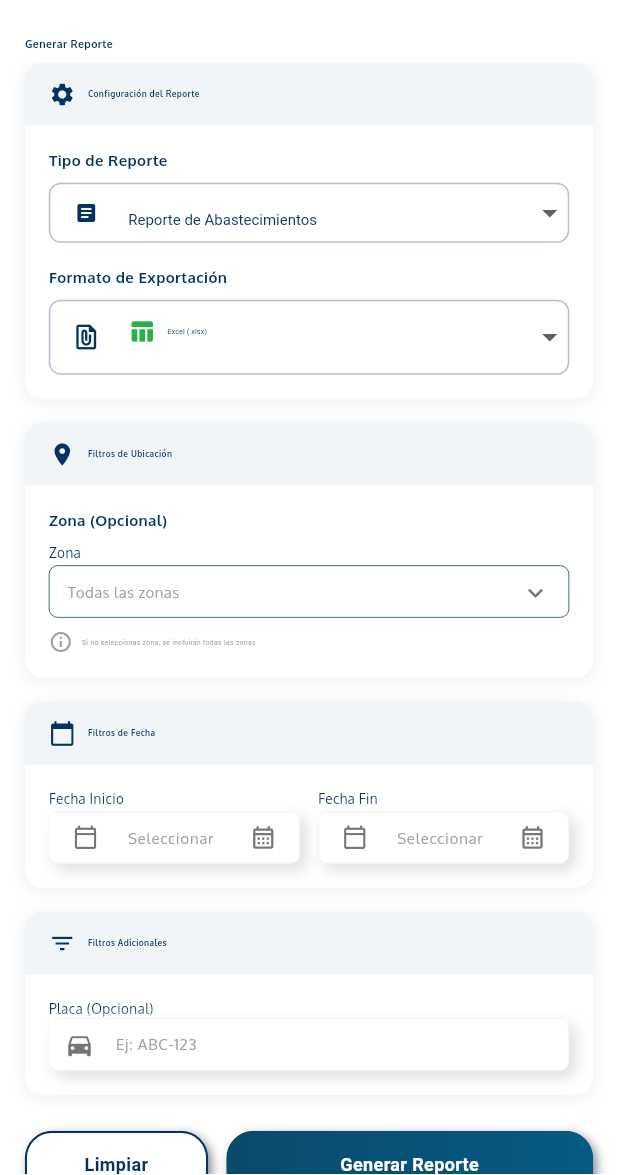
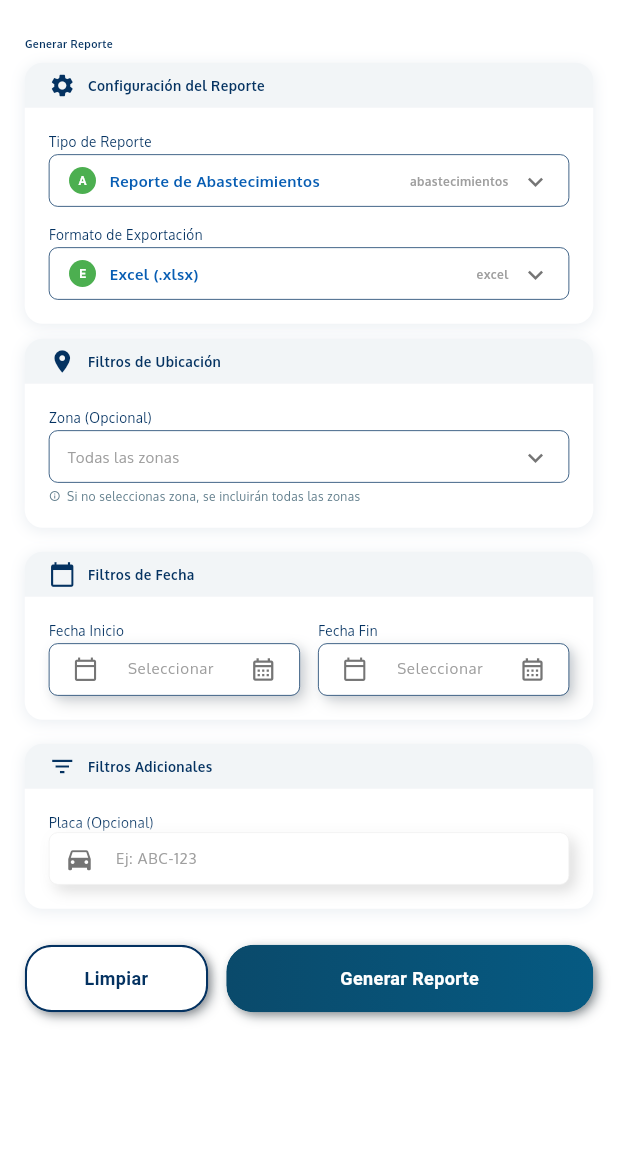
Before and after one commit to Hellares/consumo_combustible, a Flutter app: the ReportesPage screen opened by its route, on a phone screen of 412 x 824 dp, the part 61-1236 px from its top. Run offline on Flutter 3.47's test engine with Material 3 defaults, Android fonts, the phone set to English and light mode, and no system bars; our stand-ins replace dio, equatable, file_picker, flutter_bloc, flutter_phoenix, flutter_secure_storage and 8 more; accounts and stored records are empty; network calls fail.

Commit message:
se mejoro la ui de reporte

```diff
--- /dev/null
+++ b/devtools_options.yaml
@@ -0,0 +1,3 @@
+description: This file stores settings for Dart & Flutter DevTools.
+documentation: https://docs.flutter.dev/tools/devtools/extensions#configure-extension-enablement-states
+extensions:
--- a/lib/core/widgets/custom_dropdown/custom_dropdown2.dart
+++ b/lib/core/widgets/custom_dropdown/custom_dropdown2.dart
@@ -8,6 +8,7 @@ abstract class DropdownItem {
   String get displayText;
   String get code;
   bool get isActive;
+  IconData? get icon => null;
 }
 
 /// Widget de Dropdown personalizado y reutilizable
@@ -297,6 +298,18 @@ class _CustomDropdown2State<T extends DropdownItem> extends State<CustomDropdown
                                             ),
                                             const SizedBox(width: 12),
 
+                                            // Icono del item si existe
+                                            if (item.icon != null) ...[
+                                              Icon(
+                                                item.icon,
+                                                size: 18,
+                                                color: isSelected
+                                                    ? widget.borderColor
+                                                    : Colors.grey[600],
+                                              ),
+                                              const SizedBox(width: 8),
+                                            ],
+
                                             // Texto principal
                                             Expanded(
                                               child: Text(
--- a/lib/core/widgets/custom_dropdown/dropdown_adapters.dart
+++ b/lib/core/widgets/custom_dropdown/dropdown_adapters.dart
@@ -1,8 +1,10 @@
 
+import 'package:flutter/material.dart';
 import 'package:consumo_combustible/core/widgets/custom_dropdown/custom_dropdown2.dart';
 import 'package:consumo_combustible/domain/models/zona.dart';
 import 'package:consumo_combustible/domain/models/sede.dart';
 import 'package:consumo_combustible/domain/models/grifo.dart';
+import 'package:consumo_combustible/domain/models/filtros_reporte.dart';
 
 /// Adapter para Zona
 class ZonaDropdownItem extends DropdownItem {
@@ -41,7 +43,6 @@ class SedeDropdownItem extends DropdownItem {
   @override
   bool get isActive => sede.activo ?? true;
 }
-
 /// Adapter para Grifo
 class GrifoDropdownItem extends DropdownItem {
   final Grifo grifo;
@@ -60,3 +61,82 @@ class GrifoDropdownItem extends DropdownItem {
   @override
   bool get isActive => grifo.activo ?? true;
 }
+
+/// Adapter para TipoReporte
+class TipoReporteDropdownItem extends DropdownItem {
+  final TipoReporte tipoReporte;
+
+  TipoReporteDropdownItem(this.tipoReporte);
+
+  @override
+  int get id => tipoReporte.index;
+
+  @override
+  String get displayText => _getTipoReporteLabel(tipoReporte);
+
+  @override
+  String get code => tipoReporte.value;
+
+  @override
+  bool get isActive => true;
+
+  @override
+  IconData? get icon => Icons.article;
+
+  String _getTipoReporteLabel(TipoReporte tipo) {
+    switch (tipo) {
+      case TipoReporte.abastecimientos:
+        return 'Reporte de Abastecimientos';
+      case TipoReporte.consumoPorUnidad:
+        return 'Consumo por Unidad';
+      case TipoReporte.estadisticasGrifo:
+        return 'Estadísticas por Grifo';
+      case TipoReporte.rendimiento:
+        return 'Reporte de Rendimiento';
+    }
+  }
+}
+
+/// Adapter para FormatoExportacion
+class FormatoExportacionDropdownItem extends DropdownItem {
+  final FormatoExportacion formato;
+
+  FormatoExportacionDropdownItem(this.formato);
+
+  @override
+  int get id => formato.index;
+
+  @override
+  String get displayText => _getFormatoLabel(formato);
+
+  @override
+  String get code => formato.value;
+
+  @override
+  bool get isActive => true;
+
+  @override
+  IconData? get icon => _getFormatoIcon(formato);
+
+  String _getFormatoLabel(FormatoExportacion formato) {
+    switch (formato) {
+      case FormatoExportacion.excel:
+        return 'Excel (.xlsx)';
+      case FormatoExportacion.csv:
+        return 'CSV (.csv)';
+      case FormatoExportacion.json:
+        return 'JSON (.json)';
+    }
+  }
+
+  IconData _getFormatoIcon(FormatoExportacion formato) {
+    switch (formato) {
+      case FormatoExportacion.excel:
+        return Icons.table_chart;
+      case FormatoExportacion.csv:
+        return Icons.text_snippet;
+      case FormatoExportacion.json:
+        return Icons.code;
+    }
+  }
+}
--- a/lib/presentation/page/reportes/widgets/filtros_reporte_widget.dart
+++ b/lib/presentation/page/reportes/widgets/filtros_reporte_widget.dart
@@ -78,27 +78,20 @@ class _FiltrosReporteWidgetState extends State<FiltrosReporteWidget> {
                 title: 'Configuración del Reporte',
                 icon: Icons.settings,
                 children: [
-                  _buildLabel('Tipo de Reporte'),
-                  const SizedBox(height: 8),
                   _buildTipoReporteDropdown(),
-                  const SizedBox(height: 16),
-                  _buildLabel('Formato de Exportación'),
-                  const SizedBox(height: 8),
+                  const SizedBox(height: 12),
                   _buildFormatoDropdown(),
                 ],
               ),
 
-              const SizedBox(height: 16),
+              const SizedBox(height: 10),
 
-              // ✅ NUEVO: Card de filtros de ubicación
               _buildCard(
                 title: 'Filtros de Ubicación',
                 icon: Icons.location_on,
                 children: [
-                  _buildLabel('Zona (Opcional)'),
-                  const SizedBox(height: 8),
-                  _buildZonaDropdown(), // ✅ NUEVO
-                  const SizedBox(height: 8),
+                  _buildZonaDropdown(),
+                  const SizedBox(height: 3),
                   _buildInfoText(
                     'Si no seleccionas zona, se incluirán todas las zonas',
                   ),
@@ -116,6 +109,8 @@ class _FiltrosReporteWidgetState extends State<FiltrosReporteWidget> {
                     children: [
                       Expanded(
                         child: CustomDate(
+                          textStyle: TextStyle(fontSize: 9),
+                          borderColor: AppColors.blue3,
                           controller: _fechaInicioController,
                           label: 'Fecha Inicio',
                           hintText: 'Seleccionar',
@@ -127,6 +122,8 @@ class _FiltrosReporteWidgetState extends State<FiltrosReporteWidget> {
                       const SizedBox(width: 12),
                       Expanded(
                         child: CustomDate(
+                          textStyle: TextStyle(fontSize: 9),
+                          borderColor: AppColors.blue3,
                           controller: _fechaFinController,
                           label: 'Fecha Fin',
                           hintText: 'Seleccionar',
@@ -224,7 +221,7 @@ class _FiltrosReporteWidgetState extends State<FiltrosReporteWidget> {
         children: [
           // Header del card
           Container(
-            padding: const EdgeInsets.symmetric(horizontal: 16, vertical: 12),
+            padding: const EdgeInsets.symmetric(horizontal: 16, vertical: 6),
             decoration: BoxDecoration(
               color: AppColors.blue3.withValues(alpha: 0.05),
               borderRadius: const BorderRadius.only(
@@ -238,7 +235,7 @@ class _FiltrosReporteWidgetState extends State<FiltrosReporteWidget> {
                 const SizedBox(width: 8),
                 AppSubtitle(
                   title,
-                  fontSize: 5.5,
+                  fontSize: 9,
                   color: AppColors.blue3,
                 ),
               ],
@@ -262,7 +259,7 @@ class _FiltrosReporteWidgetState extends State<FiltrosReporteWidget> {
     return BlocBuilder<ZonaBloc, ZonaState>(
       builder: (context, zonaState) {
         return CustomDropdown2<ZonaDropdownItem>(
-          label: 'Zona',
+          label: 'Zona (Opcional)',
           hint: 'Todas las zonas',
           selectedId: _zonaId,
           items: zonaState.zonas.map((zona) => ZonaDropdownItem(zona)).toList(),
@@ -282,92 +279,56 @@ class _FiltrosReporteWidgetState extends State<FiltrosReporteWidget> {
     );
   }
 
-  /// Dropdown de tipo de reporte
+  /// Dropdown de tipo de reporte usando CustomDropdown2
   Widget _buildTipoReporteDropdown() {
-    return Container(
-      height: 40,
-      decoration: BoxDecoration(
-        border: Border.all(color: AppColors.blue3.withValues(alpha: 0.3)),
-        borderRadius: BorderRadius.circular(8),
+    return CustomDropdown2<TipoReporteDropdownItem>(
+      label: 'Tipo de Reporte',
+      hint: 'Seleccionar tipo',
+      selectedId: _tipoReporte.index,
+      items: TipoReporte.values.map((tipo) => TipoReporteDropdownItem(tipo)).toList(),
+      borderColor: AppColors.blue3,
+      iconColor: AppColors.blue3,
+      itemTextStyle: AppFont.oxygenRegular.style(fontSize: 10),
+      codeTextStyle: AppFont.oxygenBold.style(
+        fontSize: 8,
+        color: AppColors.grey,
       ),
-      child: DropdownButtonFormField<TipoReporte>(
-        initialValue: _tipoReporte,
-        decoration: InputDecoration(
-          contentPadding: const EdgeInsets.symmetric(horizontal: 12, vertical: 8),
-          border: InputBorder.none,
-          prefixIcon: Icon(Icons.article, color: AppColors.blue3, size: 16),
-        ),
-        dropdownColor: AppColors.white,
-        style: TextStyle(fontSize: 10, color: AppColors.blue3),
-        items: TipoReporte.values.map((tipo) {
-          return DropdownMenuItem(
-            value: tipo,
-            child: Text(_getTipoReporteLabel(tipo)),
-          );
-        }).toList(),
-        onChanged: (value) {
-          if (value != null) {
-            setState(() => _tipoReporte = value);
-          }
-        },
-      ),
+      onChanged: (id) {
+        if (id != null) {
+          setState(() => _tipoReporte = TipoReporte.values[id]);
+        }
+      },
     );
   }
 
-  /// Dropdown de formato
+  /// Dropdown de formato usando CustomDropdown2
   Widget _buildFormatoDropdown() {
-    return Container(
-      decoration: BoxDecoration(
-        border: Border.all(color: AppColors.blue3.withOpacity(0.3)),
-        borderRadius: BorderRadius.circular(8),
+    return CustomDropdown2<FormatoExportacionDropdownItem>(
+      label: 'Formato de Exportación',
+      hint: 'Seleccionar formato',
+      selectedId: _formato.index,
+      items: FormatoExportacion.values.map((formato) => FormatoExportacionDropdownItem(formato)).toList(),
+      borderColor: AppColors.blue3,
+      iconColor: AppColors.blue3,
+      itemTextStyle: AppFont.oxygenRegular.style(fontSize: 10),
+      codeTextStyle: AppFont.oxygenBold.style(
+        fontSize: 8,
+        color: AppColors.grey,
       ),
-      child: DropdownButtonFormField<FormatoExportacion>(
-        initialValue: _formato,
-        decoration: InputDecoration(
-          contentPadding: const EdgeInsets.symmetric(horizontal: 12, vertical: 8),
-          border: InputBorder.none,
-          prefixIcon: Icon(Icons.file_present, color: AppColors.blue3, size: 20),
-        ),
-        dropdownColor: AppColors.white,
-        style: TextStyle(fontSize: 5, color: AppColors.blue3),
-        items: FormatoExportacion.values.map((formato) {
-          return DropdownMenuItem(
-            value: formato,
-            child: Row(
-              children: [
-                _getFormatoIcon(formato),
-                const SizedBox(width: 8),
-                Text(_getFormatoLabel(formato)),
-              ],
-            ),
-          );
-        }).toList(),
-        onChanged: (value) {
-          if (value != null) {
-            setState(() => _formato = value);
-          }
-        },
-      ),
+      onChanged: (id) {
+        if (id != null) {
+          setState(() => _formato = FormatoExportacion.values[id]);
+        }
+      },
     );
-  }
-
-  /// Label de campo
-  Widget _buildLabel(String text) {
-    return AppSubtitle(text);
   }
 
   /// Texto informativo
   Widget _buildInfoText(String text) {
-    return Row(
-      children: [
-        Icon(Icons.info_outline, color: AppColors.grey, size: 16),
-        const SizedBox(width: 6),
-        Expanded(
-          child: Text(
-            text,
-            style: TextStyle(fontSize: 4.5, color: AppColors.grey),
-          ),
-        ),
+   return AppCaption(
+    fontSize: 8,
+      items: [
+        CaptionItem(icon: Icons.info_outline, text: text)
       ],
     );
   }
@@ -404,50 +365,6 @@ class _FiltrosReporteWidgetState extends State<FiltrosReporteWidget> {
     });
   }
 
-  /// Helpers para labels
-  String _getTipoReporteLabel(TipoReporte tipo) {
-    switch (tipo) {
-      case TipoReporte.abastecimientos:
-        return 'Reporte de Abastecimientos';
-      case TipoReporte.consumoPorUnidad:
-        return 'Consumo por Unidad';
-      case TipoReporte.estadisticasGrifo:
-        return 'Estadísticas por Grifo';
-      case TipoReporte.rendimiento:
-        return 'Reporte de Rendimiento';
-    }
-  }
 
-  String _getFormatoLabel(FormatoExportacion formato) {
-    switch (formato) {
-      case FormatoExportacion.excel:
-        return 'Excel (.xlsx)';
-      case FormatoExportacion.csv:
-        return 'CSV (.csv)';
-      case FormatoExportacion.json:
-        return 'JSON (.json)';
-    }
-  }
 
-  Icon _getFormatoIcon(FormatoExportacion formato) {
-    IconData iconData;
-    Color color;
-
-    switch (formato) {
-      case FormatoExportacion.excel:
-        iconData = Icons.table_chart;
-        color = AppColors.green;
-        break;
-      case FormatoExportacion.csv:
-        iconData = Icons.text_snippet;
-        color = AppColors.orange;
-        break;
-      case FormatoExportacion.json:
-        iconData = Icons.code;
-        color = AppColors.blue3;
-        break;
-    }
-
-    return Icon(iconData, color: color, size: 18);
-  }
 }
```
